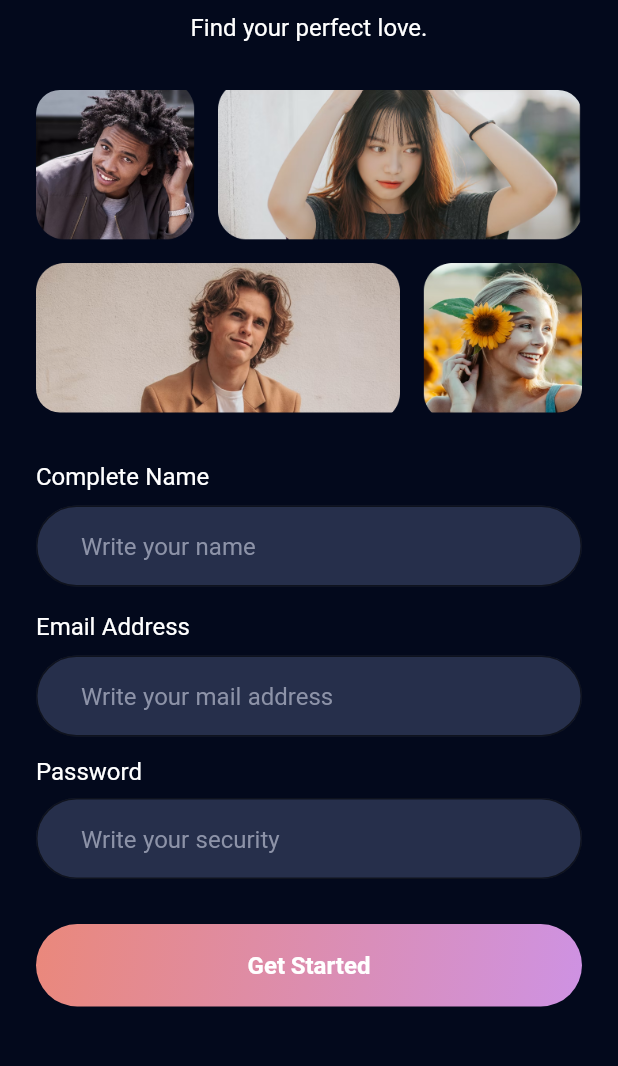
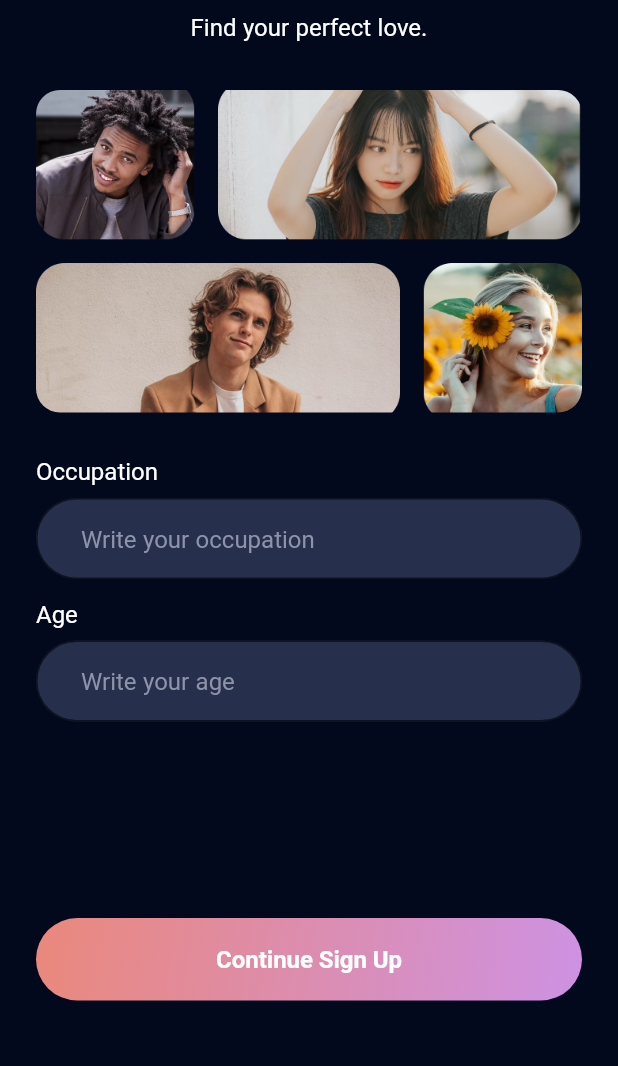
Before and after one commit to chaedirdwiantara/SarangApp, a Flutter app: the screen it shows after launch, after a tap on "Get Started", on a phone screen of 412 x 824 dp, the part 126-1192 px from its top. Run offline on Flutter 3.47's test engine with Material 2 defaults, Android fonts, the phone set to English and light mode, and no system bars; our stand-ins replace google_fonts.

Commit message:
add new stateful sign_up_age_job

```diff
--- a/lib/src/app.dart
+++ b/lib/src/app.dart
@@ -1,4 +1,5 @@
 import 'package:flutter/material.dart';
+import 'package:sarang_app/src/features/authentication/presentation/sign_up_age_job_screen.dart';
 import 'package:sarang_app/src/features/authentication/presentation/sign_up_screen.dart';
 
 import 'theme_manager/theme_data_manager.dart';
@@ -16,6 +17,7 @@ class AppScreen extends StatelessWidget {
       initialRoute: SignUpScreen.routeName,
       routes: {
         SignUpScreen.routeName: (context) => const SignUpScreen(),
+        SignUpAgeJobScreen.routeName: (context) => const SignUpAgeJobScreen(),
       },
     );
   }
--- /dev/null
+++ b/lib/src/features/authentication/presentation/sign_up_age_job_screen.dart
@@ -0,0 +1,58 @@
+import 'package:flutter/material.dart';
+import 'package:sarang_app/src/common_widgets/banner_widget.dart';
+import 'package:sarang_app/src/common_widgets/custom_button_widget.dart';
+import 'package:sarang_app/src/common_widgets/custom_text_field_widget.dart';
+import 'package:sarang_app/src/theme_manager/values_manager.dart';
+
+class SignUpAgeJobScreen extends StatefulWidget {
+  static const String routeName = '/sign-up-age-job';
+  const SignUpAgeJobScreen({super.key});
+
+  @override
+  State<SignUpAgeJobScreen> createState() => _SignUpAgeJobScreenState();
+}
+
+class _SignUpAgeJobScreenState extends State<SignUpAgeJobScreen> {
+  final jobController = TextEditingController();
+  final ageController = TextEditingController();
+
+  @override
+  void dispose() {
+    jobController.clear();
+    ageController.clear();
+    super.dispose();
+  }
+
+  @override
+  Widget build(BuildContext context) {
+    return Scaffold(
+      body: Padding(
+        padding: const EdgeInsets.symmetric(
+          horizontal: AppPadding.p24,
+          vertical: AppPadding.p50,
+        ),
+        child: SingleChildScrollView(
+          child: Column(
+            children: [
+              const BannerWidget(),
+              CustomTextFieldWidget(
+                labelName: 'Occupation',
+                hintext: 'Write your occupation',
+                controller: jobController,
+              ),
+              CustomTextFieldWidget(
+                labelName: 'Age',
+                hintext: 'Write your age',
+                controller: jobController,
+              ),
+              const SizedBox(
+                height: 117.0,
+              ),
+              CustomeButtonWidget(title: 'Continue Sign Up', onTap: () {})
+            ],
+          ),
+        ),
+      ),
+    );
+  }
+}
--- a/lib/src/features/authentication/presentation/sign_up_screen.dart
+++ b/lib/src/features/authentication/presentation/sign_up_screen.dart
@@ -3,6 +3,7 @@ import 'package:sarang_app/src/common_widgets/banner_widget.dart';
 import 'package:sarang_app/src/common_widgets/custom_button_widget.dart';
 import 'package:sarang_app/src/common_widgets/custom_text_button_widget.dart';
 import 'package:sarang_app/src/common_widgets/custom_text_field_widget.dart';
+import 'package:sarang_app/src/features/authentication/presentation/sign_up_age_job_screen.dart';
 import 'package:sarang_app/src/theme_manager/values_manager.dart';
 
 class SignUpScreen extends StatefulWidget {
@@ -56,7 +57,9 @@ class _SignUpScreenState extends State<SignUpScreen> {
               ),
               CustomeButtonWidget(
                 title: 'Get Started',
-                onTap: () {},
+                onTap: () {
+                  Navigator.pushNamed(context, SignUpAgeJobScreen.routeName);
+                },
               ),
               const SizedBox(
                 height: AppSize.s20,
```
